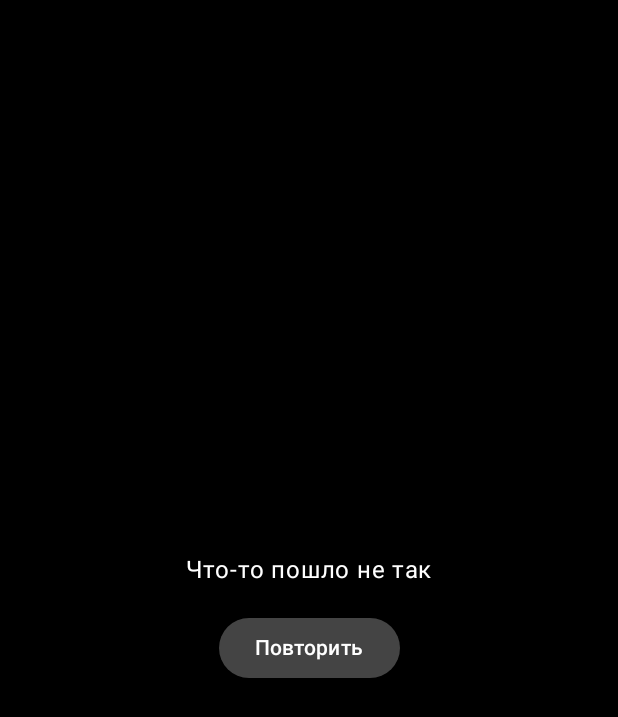
After one commit to Ra53n/Scan_Thing, an Android app built with Jetpack Compose: the composable ErrorScreen shown on its own in the app's theme, on a phone screen of 412 x 824 dp. The commit adds this screen. Shown: the top 717 px of the screen. Run offline under Robolectric (Android 15) with nearby library versions, the phone set to English and light mode, and no system bars; 1 statement that could not run was skipped.

Commit message:
Создал ui kit модуль, добавил экран с ошибкой и вынес строковые ресурсы

```diff
--- a/app/build.gradle.kts
+++ b/app/build.gradle.kts
@@ -65,6 +65,7 @@ android {
 
 dependencies {
     implementation(project(":core"))
+    implementation(project(":ui_kit"))
     implementation(project(":feature_main"))
     implementation(project(":feature_photo"))
     implementation(project(":feature_scan_photo"))
--- a/app/src/main/java/ra53n/scan_thing/MainActivity.kt
+++ b/app/src/main/java/ra53n/scan_thing/MainActivity.kt
@@ -19,7 +19,7 @@ import ra53n.feature_main.presentation.MainScreenComponent
 import ra53n.feature_main.presentation.MainViewModel
 import ra53n.scan_thing.feature_scan_photo.presentation.ScanPhotoScreenComponent
 import ra53n.scan_thing.feature_scan_photo.presentation.ScanPhotoViewModel
-import ra53n.scan_thing.ui.theme.ScanThingTheme
+import ra53n.scan_thing.ui_kit.theme.ScanThingTheme
 import java.io.File
 
 @AndroidEntryPoint
--- a/app/src/main/java/ra53n/scan_thing/ui/theme/Color.kt
+++ /dev/null
@@ -1,6 +0,0 @@
-package ra53n.scan_thing.ui.theme
-
-import androidx.compose.ui.graphics.Color
-
-val DarkGray = Color(0xFF121212)
-val DarkSurface = Color(0xFF181818)
--- a/feature_main/build.gradle.kts
+++ b/feature_main/build.gradle.kts
@@ -4,6 +4,7 @@ plugins {
 
 dependencies {
     implementation(project(":core"))
+    implementation(project(":ui_kit"))
     implementation(project(":feature_photo"))
 
     implementation(libs.hilt)
--- /dev/null
+++ b/feature_main/src/main/res/values/strings.xml
@@ -0,0 +1,4 @@
+<?xml version="1.0" encoding="utf-8"?>
+<resources>
+    <string name="permission_request_denied">Разрешения не были выданы</string>
+</resources>
--- a/feature_scan_photo/build.gradle.kts
+++ b/feature_scan_photo/build.gradle.kts
@@ -6,6 +6,7 @@ plugins {
 
 dependencies {
     implementation(project(":core"))
+    implementation(project(":ui_kit"))
 
     implementation(libs.androidx.core.ktx)
 
--- /dev/null
+++ b/feature_scan_photo/src/main/res/values/strings.xml
@@ -0,0 +1,4 @@
+<?xml version="1.0" encoding="utf-8"?>
+<resources>
+    <string name="objects_not_found">Объекты не найдены</string>
+</resources>
--- a/settings.gradle.kts
+++ b/settings.gradle.kts
@@ -19,3 +19,4 @@ include(":core")
 include(":feature_photo")
 include(":feature_scan_photo")
 include(":feature_main")
+include(":ui_kit")
--- /dev/null
+++ b/ui_kit/src/main/java/ra53n/scan_thing/ui_kit/screens/ErrorScreen.kt
@@ -0,0 +1,59 @@
+package ra53n.scan_thing.ui_kit.screens
+
+import androidx.compose.foundation.background
+import androidx.compose.foundation.layout.Arrangement
+import androidx.compose.foundation.layout.Box
+import androidx.compose.foundation.layout.Column
+import androidx.compose.foundation.layout.Spacer
+import androidx.compose.foundation.layout.fillMaxSize
+import androidx.compose.foundation.layout.height
+import androidx.compose.material3.Button
+import androidx.compose.material3.ButtonDefaults
+import androidx.compose.material3.MaterialTheme
+import androidx.compose.material3.Text
+import androidx.compose.runtime.Composable
+import androidx.compose.ui.Alignment
+import androidx.compose.ui.Modifier
+import androidx.compose.ui.res.stringResource
+import androidx.compose.ui.unit.dp
+import ra53n.scan_thing.ui_kit.R
+
+@Composable
+fun ErrorScreen(
+    showRetryButton: Boolean = true,
+    onRetryClick: () -> Unit = {}
+) {
+    Box(
+        modifier = Modifier
+            .fillMaxSize()
+            .background(color = MaterialTheme.colorScheme.background)
+    ) {
+
+        Column(
+            modifier = Modifier
+                .align(Alignment.Center)
+                .background(color = MaterialTheme.colorScheme.background),
+            verticalArrangement = Arrangement.Center,
+            horizontalAlignment = Alignment.CenterHorizontally
+        ) {
+            Text(
+                text = stringResource(R.string.something_went_wrong),
+                color = MaterialTheme.colorScheme.onPrimary
+            )
+
+            if (showRetryButton) {
+                Spacer(modifier = Modifier.height(16.dp))
+
+                Button(
+                    onClick = onRetryClick,
+                    colors = ButtonDefaults.buttonColors(
+                        containerColor = MaterialTheme.colorScheme.secondary,
+                        contentColor = MaterialTheme.colorScheme.onSecondary
+                    )
+                ) {
+                    Text(text = stringResource(R.string.retry))
+                }
+            }
+        }
+    }
+}
--- a/app/src/main/java/ra53n/scan_thing/ui/theme/Type.kt
+++ b/ui_kit/src/main/java/ra53n/scan_thing/ui_kit/theme/Type.kt
@@ -1,4 +1,4 @@
-package ra53n.scan_thing.ui.theme
+package ra53n.scan_thing.ui_kit.theme
 
 import androidx.compose.material3.Typography
 import androidx.compose.ui.text.TextStyle
--- /dev/null
+++ b/ui_kit/src/main/res/values/strings.xml
@@ -0,0 +1,5 @@
+<?xml version="1.0" encoding="utf-8"?>
+<resources>
+    <string name="something_went_wrong">Что-то пошло не так</string>
+    <string name="retry">Повторить</string>
+</resources>
```
Also changed, not shown: app/src/main/java/ra53n/scan_thing/ui/theme/Theme.kt (deleted, +0 -49 lines), feature_main/src/main/java/ra53n/feature_main/presentation/MainScreenComponent.kt (+6 -3 lines), feature_scan_photo/src/main/java/ra53n/scan_thing/feature_scan_photo/presentation/ScanPhotoScreenComponent.kt (+12 -4 lines), ui_kit/build.gradle.kts (added, +16 -0 lines), ui_kit/src/main/java/ra53n/scan_thing/ui_kit/theme/Theme.kt (added, +42 -0 lines), 1 other file.
